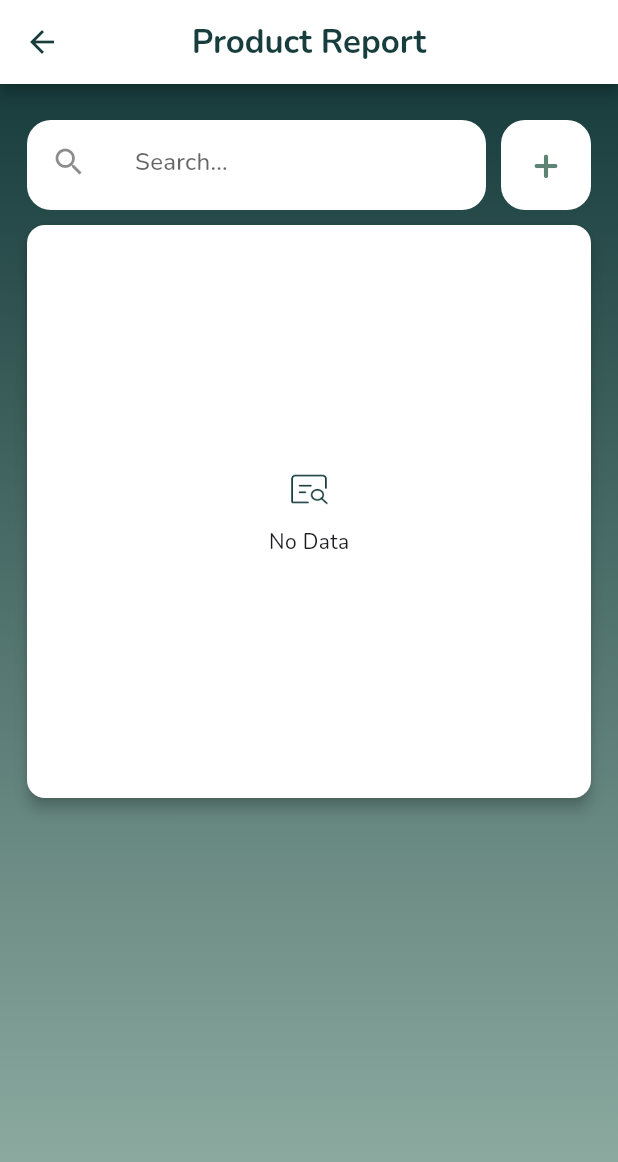
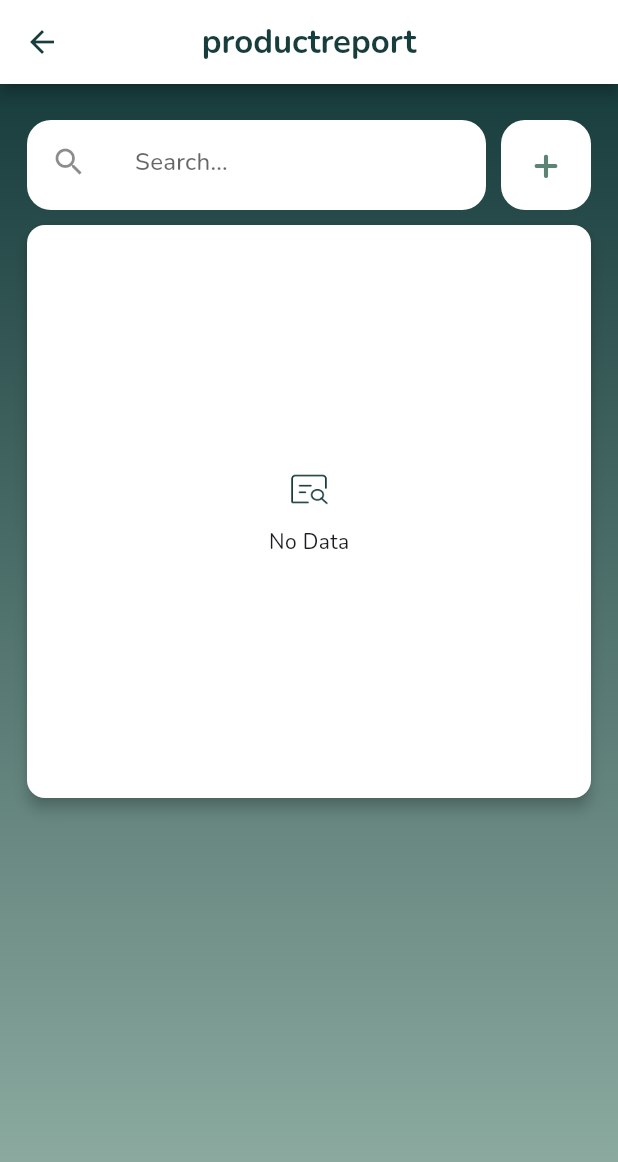
Before and after one commit to divaariani/WorkSync, a Flutter app: the ReportPage screen opened directly, on a phone screen of 412 x 824 dp. Shown: the top 1162 px of the screen. Run offline on Flutter 3.47's test engine with Material 3 defaults, Android fonts, the phone set to English and light mode, and no system bars; our stand-ins replace awesome_snackbar_content, camera, carousel_slider, connectivity_plus, dropdown_search, file_picker and 12 more; missing offline and left inert: excel, flutter_barcode_scanner, google_ml_kit, molten_navigationbar_flutter, tab_container, tflite_flutter; accounts and stored records are empty; network calls fail.

Commit message:
Update report_page.dart

```diff
--- a/lib/pages/report_page.dart
+++ b/lib/pages/report_page.dart
@@ -2,7 +2,6 @@ import 'package:flutter/material.dart';
 import 'package:intl/intl.dart';
 import 'app_colors.dart';
 import 'home_page.dart';
-import 'refresh_page.dart';
 import 'reportadd_page.dart';
 import '../utils/localizations.dart';
 import '../utils/globals.dart';
@@ -46,7 +45,7 @@ class _ReportPageState extends State<ReportPage> {
           appBar: AppBar(
             centerTitle: true,
             title: Text(
-              AppLocalizations(globalLanguage).translate("Product Report"),
+              AppLocalizations(globalLanguage).translate("productreport"),
               style: TextStyle(
                 color: globalTheme == 'Light Theme'
                     ? AppColors.deepGreen
@@ -141,32 +140,6 @@ class MyDataTableSource extends DataTableSource {
           Container(
             alignment: Alignment.centerLeft,
             child: Text(
-              (entry.tgl_kp != null)
-                  ? DateFormat('yyyy-MM-dd').format(entry.tgl_kp!)
-                  : "",
-              style: const TextStyle(
-                fontSize: 12,
-                fontWeight: FontWeight.bold,
-              ),
-            ),
-          ),
-        ),
-        // DataCell(
-        //   Container(
-        //     alignment: Alignment.centerLeft,
-        //     child: Text(
-        //       entry.dibuatoleh ?? "",
-        //       style: const TextStyle(
-        //         fontSize: 12,
-        //         fontWeight: FontWeight.bold,
-        //       ),
-        //     ),
-        //   ),
-        // ),
-        DataCell(
-          Container(
-            alignment: Alignment.centerLeft,
-            child: Text(
               entry.dibuattgl != null
                   ? DateFormat('yyyy-MM-dd HH:mm').format(entry.dibuattgl!)
                   : "",
@@ -236,7 +209,7 @@ class _CardTableState extends State<CardTable> {
         int nomor_kp = int.tryParse(data['nomor_kp'].toString()) ?? 0;
         DateTime tgl_kp = DateTime.parse(data['tgl_kp']);
         int userid = int.tryParse(data['userid'].toString()) ?? 0;
-        String dibuatoleh = data['dibuatoleh'];
+        String dibuatoleh = data['dibuatoleh'] ?? "";
         DateTime dibuattgl = DateTime.parse(data['dibuattgl']);
 
         return MyData(
@@ -293,16 +266,6 @@ class _CardTableState extends State<CardTable> {
                         });
                       },
                     ),
-                    // trailing: IconButton(
-                    //   icon: const Icon(Icons.cancel),
-                    //   onPressed: () {
-                    //     setState(() {
-                    //       controller.clear();
-                    //       _searchResult = '';
-                    //       fetchDataFromAPI();
-                    //     });
-                    //   },
-                    // ),
                   ),
                 ),
               ),
@@ -358,34 +321,16 @@ class _CardTableState extends State<CardTable> {
                             columns: [
                               DataColumn(
                                 label: Text(
-                                  AppLocalizations(globalLanguage).translate("Nomor KP"),
+                                  AppLocalizations(globalLanguage).translate("Id"),
                                   style: const TextStyle(
                                     fontSize: 12,
                                     color: AppColors.deepGreen,
                                   ),
                                 ),
                               ),
-                              DataColumn(
-                                label: Text(
-                                  AppLocalizations(globalLanguage).translate("Tanggal KP"),
-                                  style: const TextStyle(
-                                    fontSize: 12,
-                                    color: AppColors.deepGreen,
-                                  ),
-                                ),
-                              ),
-                              // DataColumn(
-                              //   label: Text(
-                              //     AppLocalizations(globalLanguage).translate("Pembuat"),
-                              //     style: const TextStyle(
-                              //       fontSize: 12,
-                              //       color: AppColors.deepGreen,
-                              //     ),
-                              //   ),
-                              // ),
                                DataColumn(
                                 label: Text(
-                                  AppLocalizations(globalLanguage).translate("Tanggal"),
+                                  AppLocalizations(globalLanguage).translate("date"),
                                   style: const TextStyle(
                                     fontSize: 12,
                                     color: AppColors.deepGreen,
```
